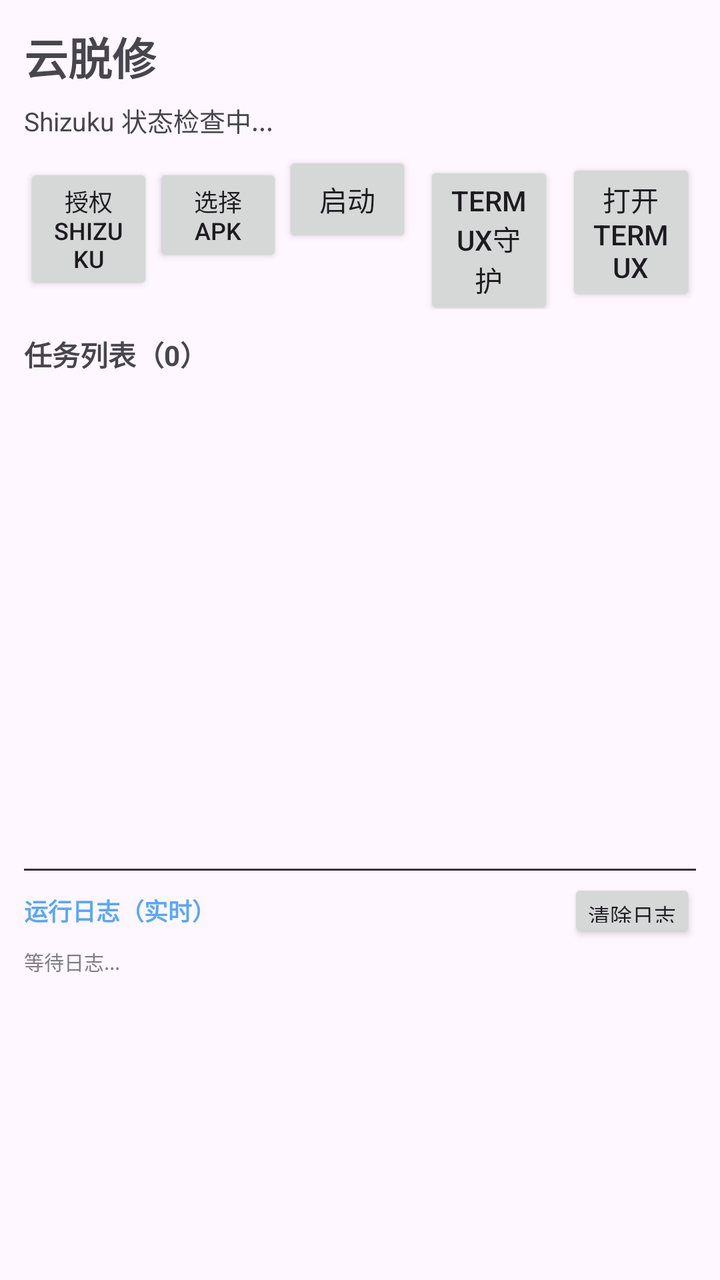
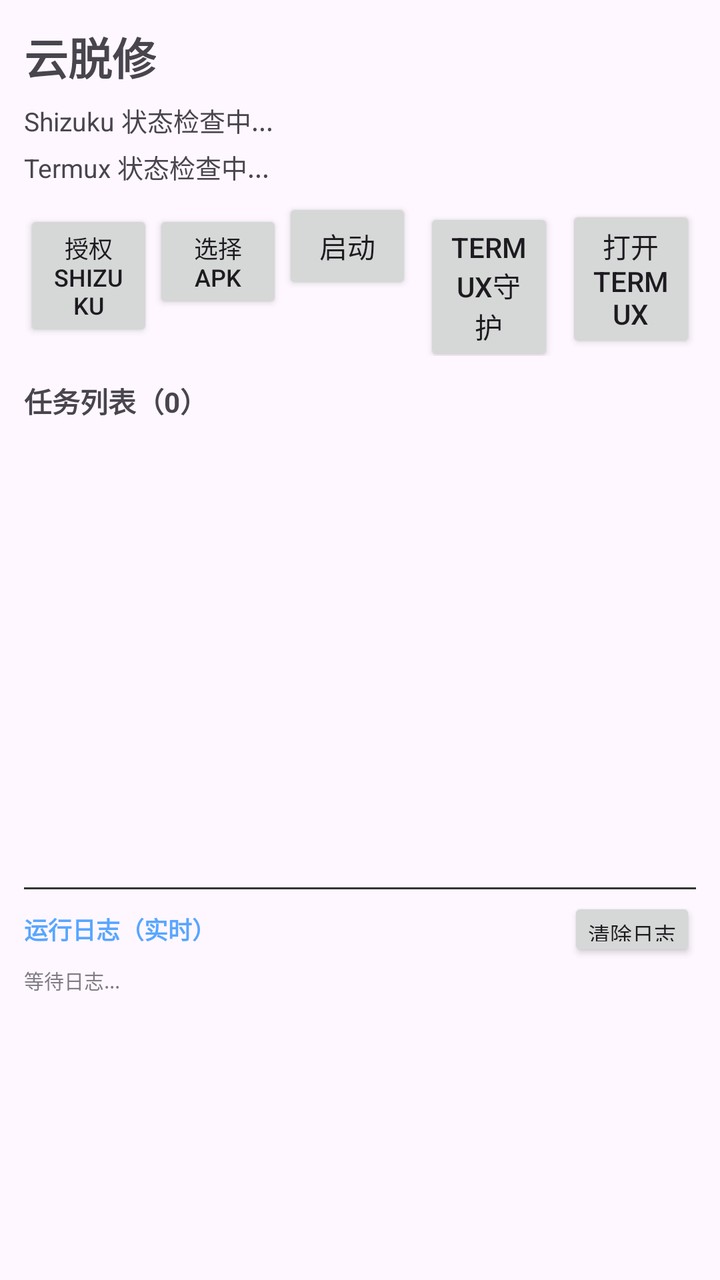

Before-and-after screenshots of an Android layout around one commit, followed by the original layout XML and the change that was made.
<!-- AndroidManifest.xml: application theme Theme.UnpackCloud -->
<!-- res/layout/activity_main.xml -->
<?xml version="1.0" encoding="utf-8"?>
<LinearLayout xmlns:android="http://schemas.android.com/apk/res/android"
    android:layout_width="match_parent"
    android:layout_height="match_parent"
    android:orientation="vertical"
    android:padding="12dp">

    <TextView
        android:layout_width="wrap_content"
        android:layout_height="wrap_content"
        android:text="云脱修"
        android:textSize="22sp"
        android:textStyle="bold" />

    <TextView
        android:id="@+id/tvShizuku"
        android:layout_width="match_parent"
        android:layout_height="wrap_content"
        android:text="Shizuku 状态检查中..."
        android:textSize="13sp"
        android:paddingTop="6dp"
        android:paddingBottom="6dp" />

    <LinearLayout
        android:layout_width="match_parent"
        android:layout_height="wrap_content"
        android:orientation="horizontal">

        <Button
            android:id="@+id/btnGrantShizuku"
            android:layout_width="0dp"
            android:layout_height="wrap_content"
            android:layout_weight="1"
            android:textSize="12sp"
            android:text="授权 Shizuku" />

        <Button
            android:id="@+id/btnPickApk"
            android:layout_width="0dp"
            android:layout_height="wrap_content"
            android:layout_weight="1"
            android:textSize="12sp"
            android:text="选择 APK" />

        <Button
            android:id="@+id/btnStartWorker"
            android:layout_width="0dp"
            android:layout_height="wrap_content"
            android:layout_weight="1"
            android:text="启动" />

        <Button
            android:id="@+id/btnStartDaemon"
            android:layout_width="0dp"
            android:layout_height="wrap_content"
            android:layout_weight="1"
            android:layout_marginStart="6dp"
            android:text="Termux守护" />

        <Button
            android:id="@+id/btnOpenTermux"
            android:layout_width="0dp"
            android:layout_height="wrap_content"
            android:layout_weight="1"
            android:layout_marginStart="6dp"
            android:text="打开Termux" />
    </LinearLayout>

    <TextView
        android:id="@+id/tvTaskCount"
        android:layout_width="wrap_content"
        android:layout_height="wrap_content"
        android:text="任务列表（0）"
        android:textSize="14sp"
        android:textStyle="bold"
        android:paddingTop="12dp"
        android:paddingBottom="4dp" />

    
    <androidx.recyclerview.widget.RecyclerView
        android:id="@+id/rvTasks"
        android:layout_width="match_parent"
        android:layout_height="0dp"
        android:layout_weight="3" />

    
    <View
        android:layout_width="match_parent"
        android:layout_height="1dp"
        android:background="#333333"
        android:layout_marginTop="8dp"
        android:layout_marginBottom="4dp" />

    
    <LinearLayout
        android:layout_width="match_parent"
        android:layout_height="wrap_content"
        android:orientation="horizontal"
        android:gravity="center_vertical">

        <TextView
            android:id="@+id/tvLogHeader"
            android:layout_width="0dp"
            android:layout_height="wrap_content"
            android:layout_weight="1"
            android:text="运行日志（实时）"
            android:textSize="12sp"
            android:textStyle="bold"
            android:textColor="#58A6FF" />

        <Button
            android:id="@+id/btnClearLog"
            android:layout_width="wrap_content"
            android:layout_height="32dp"
            android:minWidth="0dp"
            android:paddingStart="10dp"
            android:paddingEnd="10dp"
            android:textSize="11sp"
            android:text="清除日志" />
    </LinearLayout>

    <ScrollView
        android:id="@+id/svLog"
        android:layout_width="match_parent"
        android:layout_height="0dp"
        android:layout_weight="2"
        android:paddingTop="2dp"
        android:scrollbars="vertical">

        <TextView
            android:id="@+id/tvLog"
            android:layout_width="match_parent"
            android:layout_height="wrap_content"
            android:text="等待日志..."
            android:textSize="10sp"
            android:fontFamily="monospace"
            android:alpha="0.7" />
    </ScrollView>

</LinearLayout>
<!-- resources referenced by this layout -->
<resources>
  <style name="Theme.UnpackCloud" parent="Theme.Material3.DayNight.NoActionBar" />
</resources>

<!-- the commit's change to res/layout/activity_main.xml (unified diff, before → after) -->
@@ -19,6 +19,16 @@
         android:text="Shizuku 状态检查中..."
         android:textSize="13sp"
         android:paddingTop="6dp"
+        android:paddingBottom="2dp" />
+
+    
+    <TextView
+        android:id="@+id/tvTermuxStatus"
+        android:layout_width="match_parent"
+        android:layout_height="wrap_content"
+        android:text="Termux 状态检查中..."
+        android:textSize="13sp"
+        android:paddingTop="2dp"
         android:paddingBottom="6dp" />
 
     <LinearLayout
